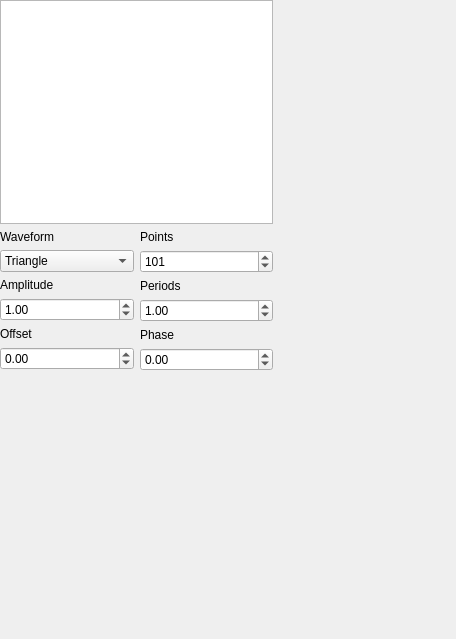
Before: the Qt Designer form stoner_tango/ui/widgets/waveform_generator.ui in stonerlab/Stoner-Tango, drawn with Qt 5.
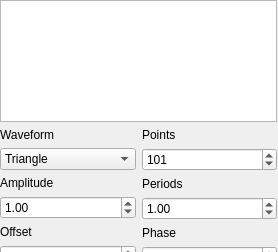
After: the same form once the commit is applied. Custom widgets are drawn as their Qt base class.

```diff
--- a/stoner_tango/ui/widgets/waveform_generator.ui
+++ b/stoner_tango/ui/widgets/waveform_generator.ui
@@ -6,20 +6,26 @@
    <rect>
     <x>0</x>
     <y>0</y>
-    <width>456</width>
-    <height>639</height>
+    <width>278</width>
+    <height>252</height>
    </rect>
   </property>
+  <property name="sizePolicy">
+   <sizepolicy hsizetype="MinimumExpanding" vsizetype="MinimumExpanding">
+    <horstretch>0</horstretch>
+    <verstretch>0</verstretch>
+   </sizepolicy>
+  </property>
   <property name="windowTitle">
    <string>Form</string>
   </property>
-  <widget class="QWidget" name="">
+  <widget class="QWidget" name="layoutWidget">
    <property name="geometry">
     <rect>
      <x>0</x>
      <y>0</y>
-     <width>273</width>
-     <height>371</height>
+     <width>277</width>
+     <height>269</height>
     </rect>
    </property>
    <layout class="QVBoxLayout" name="main_layout" stretch="1,0">
@@ -35,6 +41,9 @@
         </property>
         <item>
          <layout class="QVBoxLayout" name="waveform_layout">
+          <property name="sizeConstraint">
+           <enum>QLayout::SetDefaultConstraint</enum>
+          </property>
           <item>
            <widget class="QLabel" name="waveform_label">
             <property name="text">
@@ -50,6 +59,12 @@
               <verstretch>0</verstretch>
              </sizepolicy>
             </property>
+            <property name="minimumSize">
+             <size>
+              <width>80</width>
+              <height>0</height>
+             </size>
+            </property>
             <property name="font">
              <font>
               <pointsize>9</pointsize>
```
Left out of the diff: 4 changed lines with no effect on the pictures.
